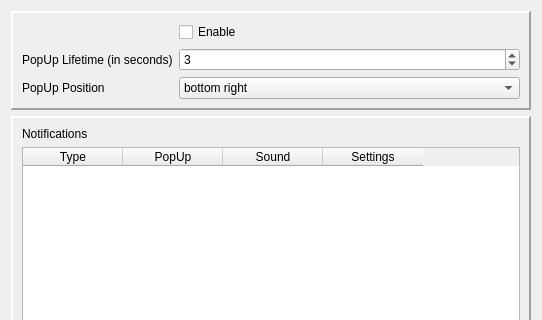
FAForever/client, file src/_res/notification_system/ns_settings.ui: the form before one commit; both pictures show x 0 to 542 and y 0 to 320 of the 542 by 682 pixel window.
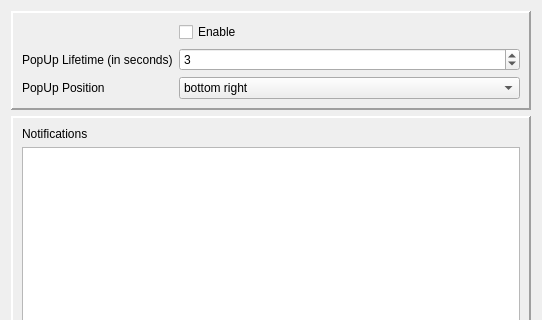
The form after the commit.

Commit message: implement own table model for ns_settings

Diff of the .ui file:
```diff
--- a/src/_res/notification_system/ns_settings.ui
+++ b/src/_res/notification_system/ns_settings.ui
@@ -89,28 +89,7 @@
        </widget>
       </item>
       <item>
-       <widget class="QTableWidget" name="tableWidget">
-        <column>
-         <property name="text">
-          <string>Type</string>
-         </property>
-        </column>
-        <column>
-         <property name="text">
-          <string>PopUp</string>
-         </property>
-        </column>
-        <column>
-         <property name="text">
-          <string>Sound</string>
-         </property>
-        </column>
-        <column>
-         <property name="text">
-          <string>Settings</string>
-         </property>
-        </column>
-       </widget>
+       <widget class="QTableView" name="tableView"/>
       </item>
      </layout>
     </widget>
```
The commit also changes 1 other file.
